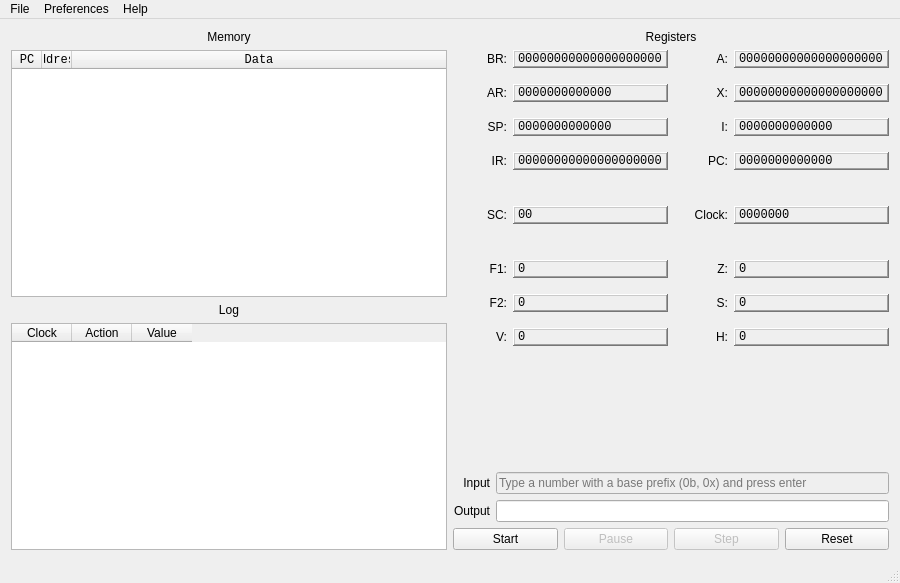
The window that mainwindow.ui (tatokis/bettertrn) describes before a commit, drawn with Qt 5.
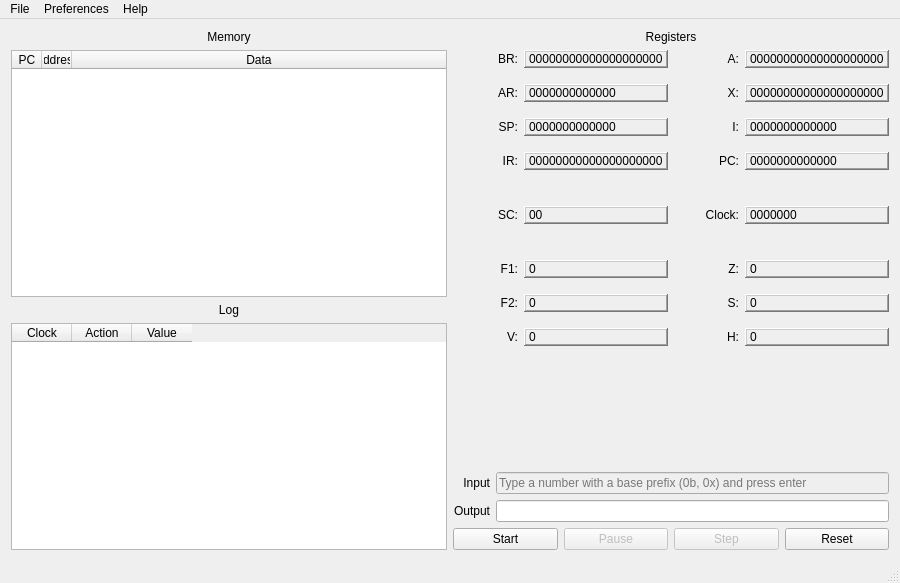
The same window after the commit. Custom widgets are drawn as their Qt base class.

Commit message: Manually specify a fixed width font

What changed in the file:
```diff
--- a/mainwindow.ui
+++ b/mainwindow.ui
@@ -47,11 +47,6 @@
           </property>
           <item row="1" column="3">
            <widget class="AnimatedLabel" name="regX">
-            <property name="font">
-             <font>
-              <family>Monospace</family>
-             </font>
-            </property>
             <property name="frameShape">
              <enum>QFrame::WinPanel</enum>
             </property>
@@ -120,11 +115,6 @@
           </item>
           <item row="0" column="1">
            <widget class="AnimatedLabel" name="regBR">
-            <property name="font">
-             <font>
-              <family>Monospace</family>
-             </font>
-            </property>
             <property name="toolTip">
              <string>Buffer Register</string>
             </property>
@@ -157,11 +147,6 @@
           </item>
           <item row="8" column="3">
            <widget class="AnimatedLabel" name="regS">
-            <property name="font">
-             <font>
-              <family>Monospace</family>
-             </font>
-            </property>
             <property name="toolTip">
              <string>Sign</string>
             </property>
@@ -181,11 +166,6 @@
           </item>
           <item row="8" column="1">
            <widget class="AnimatedLabel" name="regF2">
-            <property name="font">
-             <font>
-              <family>Monospace</family>
-             </font>
-            </property>
             <property name="frameShape">
              <enum>QFrame::WinPanel</enum>
             </property>
@@ -241,11 +221,6 @@
           </item>
           <item row="2" column="1">
            <widget class="AnimatedLabel" name="regSP">
-            <property name="font">
-             <font>
-              <family>Monospace</family>
-             </font>
-            </property>
             <property name="toolTip">
              <string>Stack Pointer</string>
             </property>
@@ -275,11 +250,6 @@
           </item>
           <item row="5" column="3">
            <widget class="AnimatedLabel" name="clockValue">
-            <property name="font">
-             <font>
-              <family>Monospace</family>
-             </font>
-            </property>
             <property name="toolTip">
              <string>Clock</string>
             </property>
@@ -299,11 +269,6 @@
           </item>
           <item row="2" column="3">
            <widget class="AnimatedLabel" name="regI">
-            <property name="font">
-             <font>
-              <family>Monospace</family>
-             </font>
-            </property>
             <property name="toolTip">
              <string/>
             </property>
@@ -323,11 +288,6 @@
           </item>
           <item row="9" column="3">
            <widget class="AnimatedLabel" name="regH">
-            <property name="font">
-             <font>
-              <family>Monospace</family>
-             </font>
-            </property>
             <property name="toolTip">
              <string>Halt</string>
             </property>
@@ -347,11 +307,6 @@
           </item>
           <item row="0" column="3">
            <widget class="AnimatedLabel" name="regA">
-            <property name="font">
-             <font>
-              <family>Monospace</family>
-             </font>
-            </property>
             <property name="toolTip">
              <string>Accumulator</string>
             </property>
@@ -371,11 +326,6 @@
           </item>
           <item row="7" column="3">
            <widget class="AnimatedLabel" name="regZ">
-            <property name="font">
-             <font>
-              <family>Monospace</family>
-             </font>
-            </property>
             <property name="toolTip">
              <string>Zero</string>
             </property>
@@ -395,11 +345,6 @@
           </item>
           <item row="5" column="1">
            <widget class="AnimatedLabel" name="regSC">
-            <property name="font">
-             <font>
-              <family>Monospace</family>
-             </font>
-            </property>
             <property name="toolTip">
              <string>State Counter</string>
             </property>
@@ -419,11 +364,6 @@
           </item>
           <item row="9" column="1">
            <widget class="AnimatedLabel" name="regV">
-            <property name="font">
-             <font>
-              <family>Monospace</family>
-             </font>
-            </property>
             <property name="toolTip">
              <string>Overflow</string>
             </property>
@@ -482,11 +422,6 @@
           </item>
           <item row="1" column="1">
            <widget class="AnimatedLabel" name="regAR">
-            <property name="font">
-             <font>
-              <family>Monospace</family>
-             </font>
-            </property>
             <property name="toolTip">
              <string>Address Register</string>
             </property>
@@ -519,11 +454,6 @@
           </item>
           <item row="3" column="3">
            <widget class="AnimatedLabel" name="regPC">
-            <property name="font">
-             <font>
-              <family>Monospace</family>
-             </font>
-            </property>
             <property name="toolTip">
              <string>Program Counter</string>
             </property>
@@ -543,11 +473,6 @@
           </item>
           <item row="3" column="1">
            <widget class="AnimatedLabel" name="regIR">
-            <property name="font">
-             <font>
-              <family>Monospace</family>
-             </font>
-            </property>
             <property name="toolTip">
              <string>Instruction Register</string>
             </property>
@@ -580,11 +505,6 @@
           </item>
           <item row="7" column="1">
            <widget class="AnimatedLabel" name="regF1">
-            <property name="font">
-             <font>
-              <family>Monospace</family>
-             </font>
-            </property>
             <property name="frameShape">
              <enum>QFrame::WinPanel</enum>
             </property>
@@ -762,11 +682,6 @@
          <layout class="QVBoxLayout" name="verticalLayout_4">
           <item>
            <widget class="QTableWidget" name="memoryTable">
-            <property name="font">
-             <font>
-              <family>Monospace</family>
-             </font>
-            </property>
             <property name="editTriggers">
              <set>QAbstractItemView::DoubleClicked|QAbstractItemView::EditKeyPressed</set>
             </property>
```
The commit also changes 2 other files.
